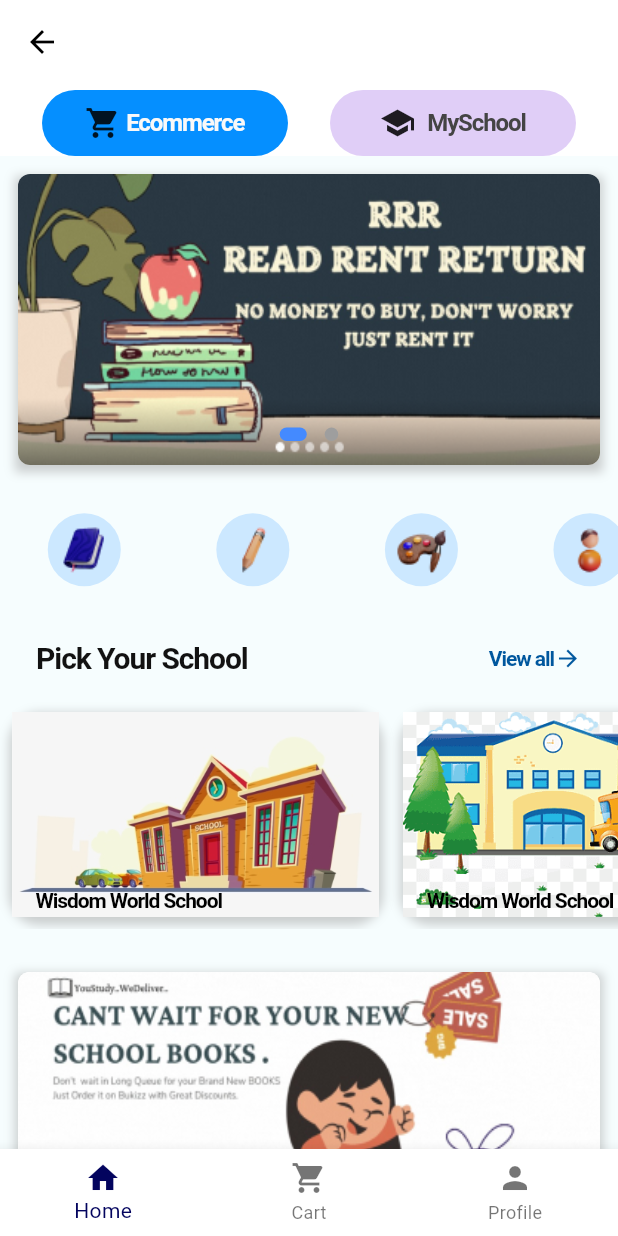
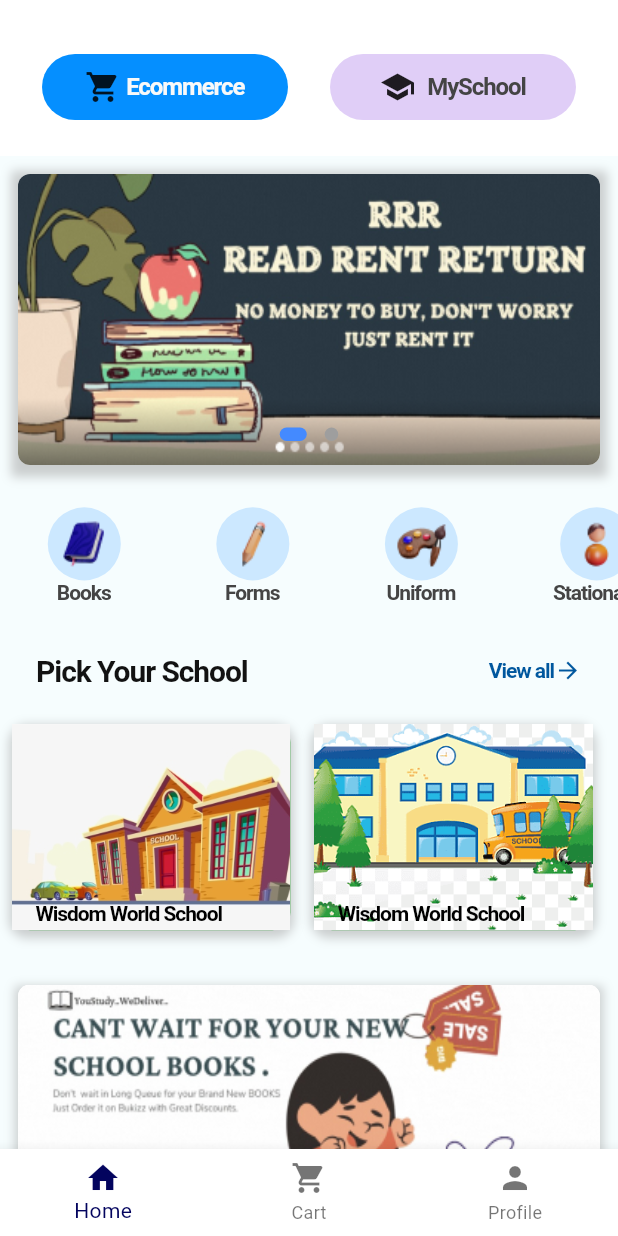
Before and after one commit to bukizz-store/bukizz_app, a Flutter app: the HomeScreen screen opened by its route, on a phone screen of 412 x 824 dp. Run offline on Flutter 3.47's test engine with Material 3 defaults, Android fonts, the phone set to English and light mode, and no system bars; drawn by our look-alikes of carousel_slider, dots_indicator; our stand-ins replace cloud_firestore, firebase_auth, firebase_core, google_sign_in, otp_text_field, shared_preferences; accounts and stored records are empty; Roboto replaces fonts that are missing (Default).

Commit message:
minor updates

```diff
--- a/lib/ui/screens/HomeView/Ecommerce/ecommerce_main.dart
+++ b/lib/ui/screens/HomeView/Ecommerce/ecommerce_main.dart
@@ -22,6 +22,15 @@ class EcommerceMain extends StatefulWidget {
 }
 
 class _EcommerceMainState extends State<EcommerceMain> {
+  List<String>emojiText=
+  [
+    "Books",
+    "Forms",
+    "Uniform",
+    "Stationary",
+    "Extras",
+  ];
+
   PageController pageController = PageController(viewportFraction: 0.85);
   var _currPageValue = 0.0;
   double _scaleFactor = 0.8;
@@ -70,7 +79,7 @@ class _EcommerceMainState extends State<EcommerceMain> {
                     boxShadow: [
                       BoxShadow(
                         color: Colors.grey.withOpacity(0.5),
-                        spreadRadius: 2,
+                        spreadRadius: 5,
                         blurRadius: 5,
                         offset: Offset(0, 3),
                       ),
@@ -89,6 +98,7 @@ class _EcommerceMainState extends State<EcommerceMain> {
                           aspectRatio: 2.0,
                           autoPlay: true,
                           autoPlayInterval: Duration(seconds: 4),
+                          autoPlayAnimationDuration: Duration(milliseconds: 400),
                           onPageChanged: (index, reason) {
                             setState(() {
                               _currPageValue = index.toDouble();
@@ -124,7 +134,7 @@ class _EcommerceMainState extends State<EcommerceMain> {
 
               //listview of icons
               Container(
-                height: dimensions.height57,
+                height: 65,
                 child: ListView.builder(
                   scrollDirection: Axis.horizontal,
                   itemCount: 5,
@@ -132,11 +142,17 @@ class _EcommerceMainState extends State<EcommerceMain> {
 
                     return Container(
                       margin: EdgeInsets.symmetric(horizontal: dimensions.width29),
-                      height: dimensions.height57,
-                      child: CircleAvatar(
-                        radius: dimensions.height48/2 ,
-                        backgroundColor: Color(0xFFCCE8FF),
-                        child: Image.asset('assets/ecommerce home/icons/${index+1}.png')
+                      height: 65,
+                      child: Column(
+                        children: [
+                          CircleAvatar(
+                            radius: dimensions.height48/2 ,
+                            backgroundColor: Color(0xFFCCE8FF),
+                            child: Image.asset('assets/ecommerce home/icons/${index+1}.png')
+                          ),
+                          SizedBox(height: 8,),
+                          ReusableText(text: emojiText[index], fontSize: 14, height: 0.10,fontFamily: FontFamily.roboto,fontWeight: FontWeight.w700,color: Color(0xFF444444),)
+                        ],
                       ),
                     );
                   },
@@ -145,7 +161,7 @@ class _EcommerceMainState extends State<EcommerceMain> {
 
               SizedBox(height: dimensions.height32),
 
-              //hardcoded text view your school
+              //hardcoded text pick  your school
               Container(
                 margin:EdgeInsets.symmetric(horizontal:dimensions.height24),
                 child: Row(
@@ -169,6 +185,8 @@ class _EcommerceMainState extends State<EcommerceMain> {
               //hardcoded again
               Container(
                 height: dimensions.height151,
+                width: dimensions.width195,
+
                 child: ListView.builder(
                   scrollDirection: Axis.horizontal,
                   itemCount: 2,
@@ -179,8 +197,11 @@ class _EcommerceMainState extends State<EcommerceMain> {
                         Navigator.pushNamed(context, ProductScreen.route);
                       },
                       child: Container(
+                        height: dimensions.height151,
+                        width: dimensions.width169,
                         decoration: BoxDecoration(
-                          borderRadius: BorderRadius.circular(20),
+                          color: Colors.green,
+                          borderRadius: BorderRadius.circular(12),
                           boxShadow: [
                             BoxShadow(
                               color: Colors.grey.withOpacity(0.5),
@@ -195,7 +216,7 @@ class _EcommerceMainState extends State<EcommerceMain> {
                           children: [
                             Container(
                               height: dimensions.height151,
-                              child: Image.asset('assets/school/${index+1}.png'),
+                              child: Image.asset('assets/school/${index+1}.png',fit: BoxFit.cover,),
                             ),
                             Positioned(
                                 bottom: 10,
@@ -303,6 +324,10 @@ class _EcommerceMainState extends State<EcommerceMain> {
             icon: Icon(Icons.shopping_cart),
             label: 'Cart',
           ),
+          // BottomNavigationBarItem(
+          //   icon: Icon(Icons.category),
+          //   label: 'Category',
+          // ),
           BottomNavigationBarItem(
             icon: Icon(Icons.person),
             label: 'Profile',
--- a/lib/ui/screens/HomeView/homeScreen.dart
+++ b/lib/ui/screens/HomeView/homeScreen.dart
@@ -41,15 +41,20 @@ class _HomeScreenState extends State<HomeScreen> with TickerProviderStateMixin {
     });
     return Scaffold(
       appBar: AppBar(
+        automaticallyImplyLeading: false,
         bottom: PreferredSize(
           preferredSize: Size.fromHeight(48.0),
-          child: CustomTabBar(
-            onIndexChanged: (index) {
-              _tabController.animateTo(index);
-            },
+          child: Padding(
+            padding: EdgeInsets.only(bottom: 24), // Adjust the padding as needed
+            child: CustomTabBar(
+              onIndexChanged: (index) {
+                _tabController.animateTo(index);
+              },
+            ),
           ),
         ),
       ),
+
       body: TabBarView(
         controller: _tabController,
         children: const [
--- a/lib/ui/screens/Signup and SignIn/Signin_Screen.dart
+++ b/lib/ui/screens/Signup and SignIn/Signin_Screen.dart
@@ -37,15 +37,12 @@ class _SignInState extends State<SignIn> {
     Dimensions dimensions = Dimensions(context);
     var authProvider = Provider.of<AuthProvider>(context, listen: false);
     return Scaffold(
+
       resizeToAvoidBottomInset: false,
+      backgroundColor: Colors.white,
       appBar: AppBar(
         // title: Text('Sign In'),
-        leading: IconButton(
-          icon: Icon(Icons.arrow_back_ios),
-          onPressed: () {
-            // Navigator.of(context).pop();
-          },
-        ),
+
       ),
       body: Container(
         width: MediaQuery.of(context).size.width,
--- a/lib/ui/screens/Signup and SignIn/Signup_Screen.dart
+++ b/lib/ui/screens/Signup and SignIn/Signup_Screen.dart
@@ -32,15 +32,9 @@ class _SignUpState extends State<SignUp> {
     return Scaffold(
       resizeToAvoidBottomInset: false,
       appBar: AppBar(
-        leading: IconButton(
-          icon: Icon(Icons.arrow_back_ios),
-          onPressed: () {
-            //handle on press
-            Navigator.of(context)
-                .pushNamedAndRemoveUntil(SignIn.route, (route) => false);
-          },
-        ),
+
       ),
+      backgroundColor: Colors.white,
       body: Container(
         width: MediaQuery.of(context).size.width,
         height: MediaQuery.of(context).size.height,
--- a/lib/utils/dimensions.dart
+++ b/lib/utils/dimensions.dart
@@ -23,6 +23,8 @@ class Dimensions {
   double get width120 => screenWidth / 3.125;
 
   double get width169 => screenWidth / 2.22;
+
+  double get width195 => screenHeight / 1.9203;
 
   double get width327 => screenWidth / 1.147;
 
@@ -64,6 +66,8 @@ class Dimensions {
 
   double get height172 => screenHeight / 4.720;
 
+
+
   double get height240 => screenHeight / 3.39;
 
 
--- a/lib/widgets/custom_tab/custom_tab1.dart
+++ b/lib/widgets/custom_tab/custom_tab1.dart
@@ -1,3 +1,4 @@
+import 'package:bukizz_1/constants/font_family.dart';
 import 'package:bukizz_1/widgets/text%20and%20textforms/Reusable_text.dart';
 import 'package:flutter/material.dart';
 
@@ -41,7 +42,7 @@ class _CustomTabBarState extends State<CustomTabBar> {
                 mainAxisAlignment: MainAxisAlignment.spaceEvenly,
                 children: [
                   index==0?Icon(Icons.shopping_cart):Icon(Icons.school),
-                  ReusableText(text: index==0?'Ecommerce':'MySchool', fontSize: 16, height: 0.11,fontWeight: FontWeight.w700,color:currentIndex == index?Color(0xFFF9F9F9):Color(0xFF444444))
+                  ReusableText(text: index==0?'Ecommerce':'MySchool', fontSize: 16, height: 0.11,fontWeight: FontWeight.w700,color:currentIndex == index?Color(0xFFF9F9F9):Color(0xFF444444),fontFamily: FontFamily.roboto,)
                 ],
               )
           ),
```
